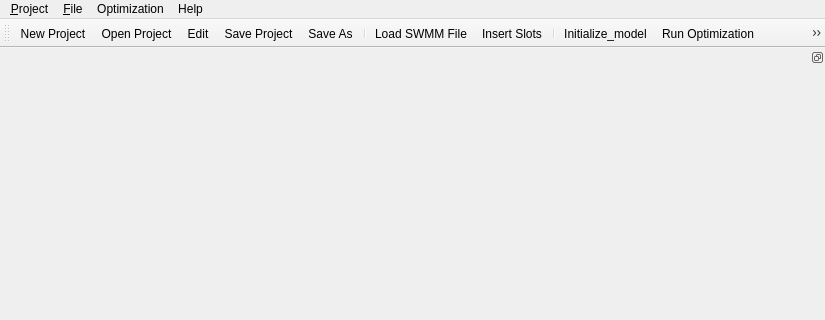
Qt form src/mainwindow_.ui (asselapathirana/swmm5-ea) before a commit; both pictures show x 0 to 825 and y 0 to 320 of the 825 by 650 pixel window.
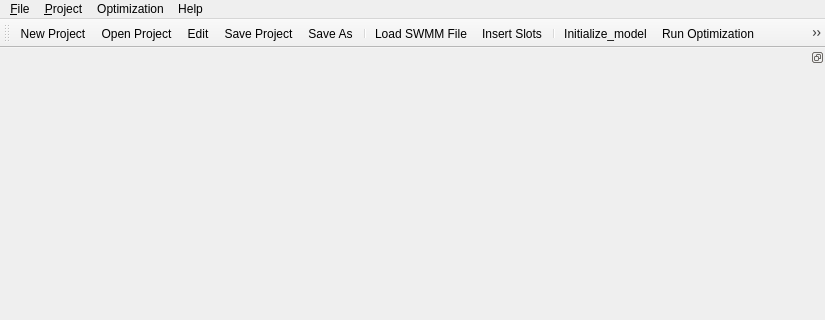
The same form after that commit. Icons and pictures are not drawn.

Patch:
```diff
--- a/src/mainwindow_.ui
+++ b/src/mainwindow_.ui
@@ -59,8 +59,8 @@
     <addaction name="actionHelp_Users_Guide"/>
     <addaction name="actionHelp_About"/>
    </widget>
-   <addaction name="menu_File"/>
    <addaction name="menu_File_2"/>
+   <addaction name="menu_File"/>
    <addaction name="menuOptimization"/>
    <addaction name="menuHelp"/>
   </widget>
```
Left out of the diff: 16 changed lines with no effect on the pictures.
